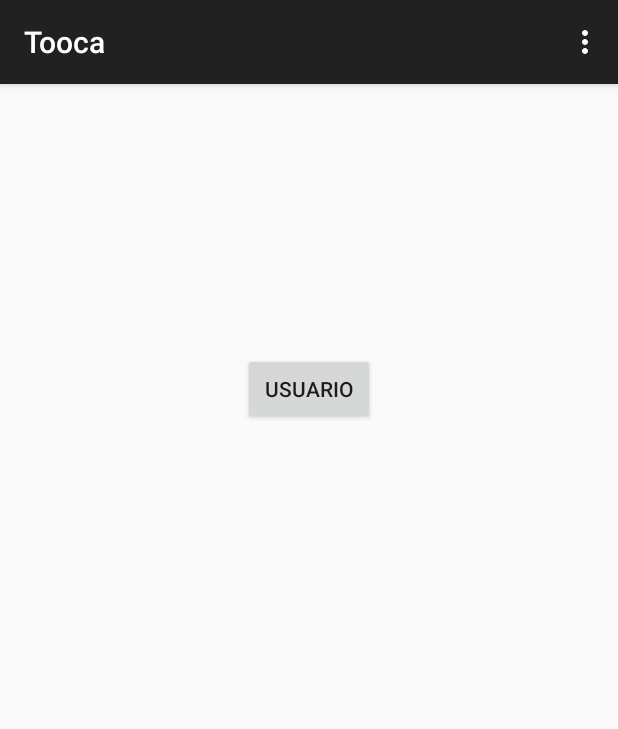
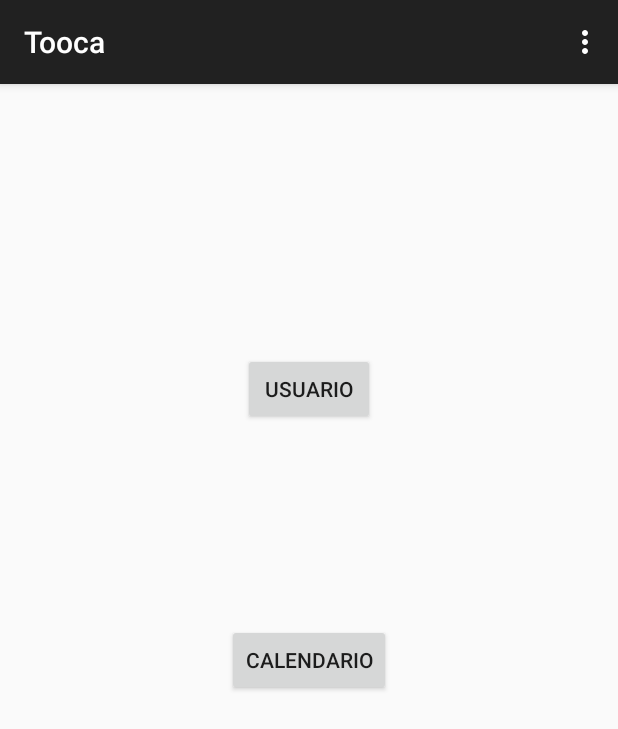
Before and after one commit to Yanir19/Tooca, an Android app: the screen it shows after launch (MainActivity), on a phone screen of 412 x 824 dp. Shown: the top 729 px of the screen. Run offline under Robolectric (Android 15) with nearby library versions, the light colour scheme and no system bars.

Commit message:
Ahí está la api del calendario, no es lo más esbelto pero funciona. Si se encuetra otra forma perfecto.

```diff
--- a/app/src/main/java/com/example/yanir/tooca/MainActivity.java
+++ b/app/src/main/java/com/example/yanir/tooca/MainActivity.java
@@ -13,9 +13,10 @@
 import android.widget.Button;
 
 
-public class MainActivity extends ActionBarActivity {
+public class MainActivity extends ActionBarActivity implements View.OnClickListener {
 
     private Button UsuarioBtn;
+    private Button botoncalendario;
 
 
     @Override
@@ -26,6 +27,8 @@
 
         //Evento al hacer click en el boton de usuario
         UsuarioBtn = (Button)findViewById(R.id.UsuarioBtn);
+        botoncalendario=(Button)findViewById(R.id.botoncalendario);
+        botoncalendario.setOnClickListener(this);
 
         UsuarioBtn.setOnClickListener(new View.OnClickListener() {
             @Override
@@ -36,6 +39,10 @@
                 startActivity(intent);
             }
         });
+
+
+
+
 
     }
 
@@ -61,5 +68,13 @@
         return super.onOptionsItemSelected(item);
     }
 
+    @Override
+    public void onClick(View v) {
+
+        if(v.getId()==R.id.botoncalendario){
+            Intent int1= new Intent("com.example.yanir.tooca.Calendario");
+            startActivity(int1);
+    } }
+
 
 }
--- a/app/src/main/res/layout/activity_main.xml
+++ b/app/src/main/res/layout/activity_main.xml
@@ -13,4 +13,12 @@
         android:layout_alignParentTop="true"
         android:layout_centerHorizontal="true" />
 
+    <Button
+        android:layout_width="wrap_content"
+        android:layout_height="wrap_content"
+        android:text="Calendario"
+        android:id="@+id/botoncalendario"
+        android:layout_centerVertical="true"
+        android:layout_centerHorizontal="true" />
+
 </RelativeLayout>
```
Also changed, not shown: app/src/main/AndroidManifest.xml (+15 -0 lines), app/src/main/java/com/example/yanir/tooca/Calendario.java (added, +51 -0 lines), 1 other file.
